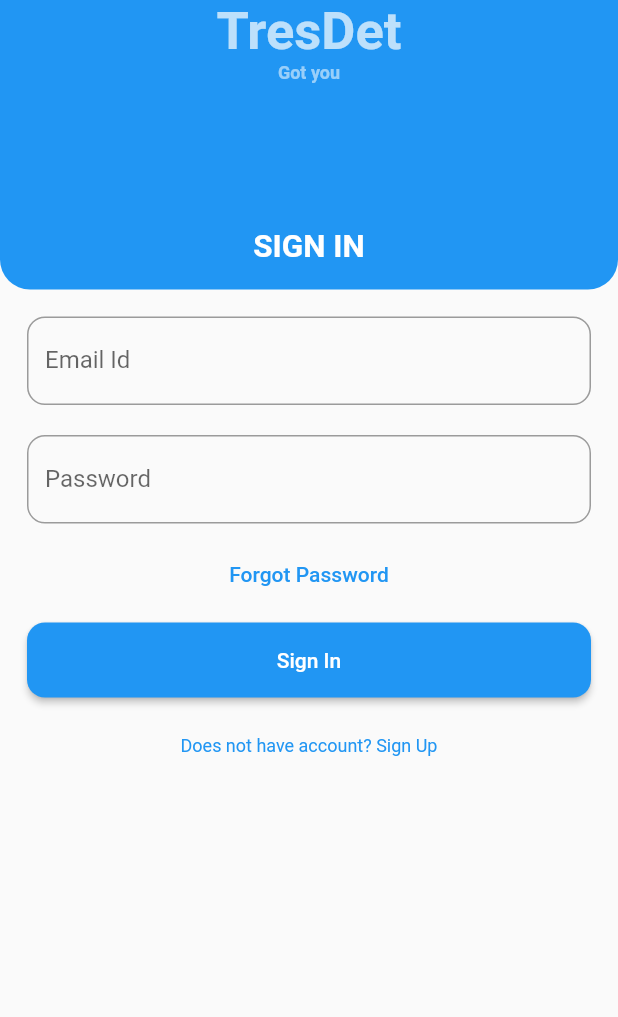
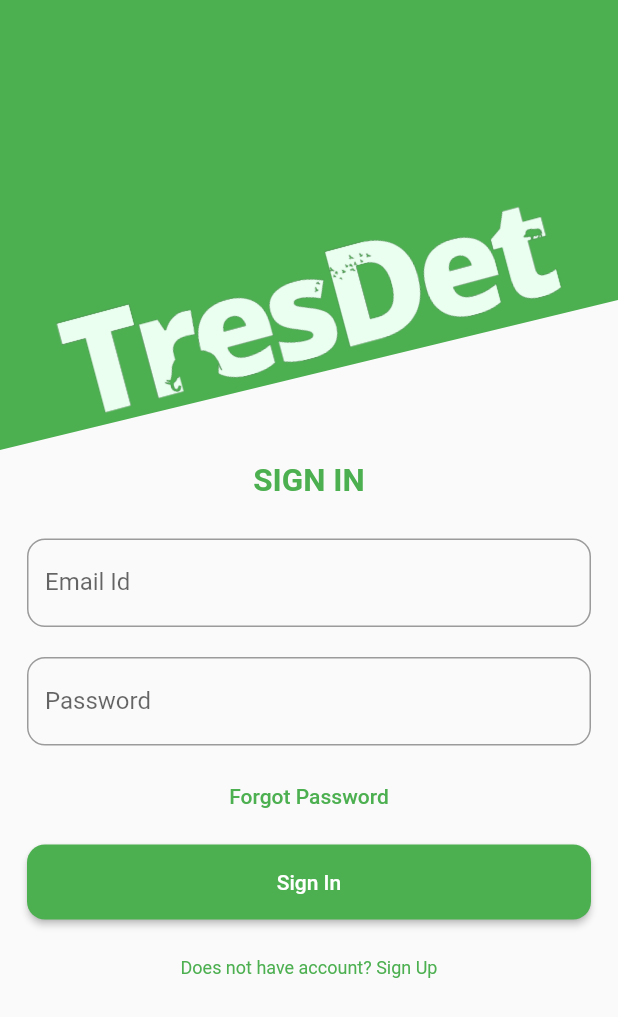
Before and after one commit to abkap/TresDetApp, a Flutter app: the screen it shows after launch, on a phone screen of 412 x 824 dp. Shown: the top 1017 px of the screen. Run offline on Flutter 3.47's test engine with Material 2 defaults, Android fonts, the phone set to English and light mode, and no system bars; our stand-ins replace firebase_auth, firebase_core; accounts and stored records are empty.

Commit message:
modified signin - up page  with logo and design

```diff
--- a/lib/authentication/signin_page.dart
+++ b/lib/authentication/signin_page.dart
@@ -1,8 +1,6 @@
 import 'package:flutter/material.dart';
 import 'package:tres_det/authentication/authentication_services.dart';
-
-const appName = "TresDet";
-const appTagLine = "Got you";
+import 'dart:math' as math;
 
 class SignInPage extends StatefulWidget {
   const SignInPage({Key? key}) : super(key: key);
@@ -36,54 +34,38 @@ class _State extends State<SignInPage> {
     }
 
     return Scaffold(
-      appBar: AppBar(
-        title: Column(
-          children: const [
-            Text(
-              appName,
-              style: TextStyle(
-                color: Colors.white70,
-                fontSize: 35,
-                fontWeight: FontWeight.bold,
+      body: ListView(
+        padding: EdgeInsets.zero,
+        children: <Widget>[
+          Stack(
+            children: [
+              ClipPath(
+                clipper: MyClipper(),
+                child: Container(
+                  color: Colors.green,
+                  height: 300.0,
+                  width: double.infinity,
+                  child: null,
                 ),
               ),
-            Text(
-              appTagLine,
-              style: TextStyle(
-                color: Colors.white54,
-                fontSize: 12,
-                fontWeight: FontWeight.bold,
+              Positioned(
+                width: MediaQuery.of(context).size.width,
+                bottom: 10,
+                child: Transform.rotate(
+                  angle: -(math.pi / 180) * 15,
+                  child: Image(
+                    image: AssetImage('assets/images/logo.png'),
+                  ),
                 ),
               ),
             ],
           ),
-        automaticallyImplyLeading: false,
-        backgroundColor: Colors.blue,
-        elevation: 0,
-        centerTitle: true,
-      ),
-      body: Form(
+          Form(
             key: _formkey,
-        child: ListView(
-          children: <Widget>[
-            Container(
-              padding: const EdgeInsets.all(8),
-              decoration: const BoxDecoration(
-                  color: Colors.blue,
-                  borderRadius:
-                      BorderRadius.vertical(bottom: Radius.circular(20))),
-              child: SafeArea(
             child: Column(children: [
-                  Padding(
-                    padding: EdgeInsets.fromLTRB(0, 15, 0, 65),
-                    child: SizedBox(
-                        // child: Image.asset(
-                        //   'assets/images/food_image_login_screen.png',
-                        //   color: Colors.white30,
-                        //   height: 150,
+              // Padding(
+              //   padding: EdgeInsets.fromLTRB(0, 15, 0, 65),
               // ),
-                        ),
-                  ),
               Padding(
                 padding: const EdgeInsets.all(8.0),
                 child: Text(
@@ -91,12 +73,11 @@ class _State extends State<SignInPage> {
                   textAlign: TextAlign.center,
                   style: const TextStyle(
                       fontSize: 21,
-                          color: Colors.white,
+                      color: Colors.green,
                       fontWeight: FontWeight.w600),
                 ),
               ),
             ]),
-              ),
           ),
           Padding(
             padding: const EdgeInsets.all(8.0),
@@ -173,7 +154,12 @@ class _State extends State<SignInPage> {
                 ),
                 !_isSignUp
                     ? TextButton(
-                          child: Text('Forgot Password'),
+                        child: Text(
+                          'Forgot Password',
+                          style: TextStyle(
+                            color: Colors.green,
+                          ),
+                        ),
                         onPressed: () {
                           //forgot password screen
                         },
@@ -183,8 +169,8 @@ class _State extends State<SignInPage> {
                     ? SizedBox(
                         child: Text(
                           errorMessage,
-                            style: const TextStyle(
-                                color: Colors.red, fontSize: 12),
+                          style:
+                              const TextStyle(color: Colors.red, fontSize: 12),
                         ),
                       )
                     : Container(),
@@ -196,6 +182,8 @@ class _State extends State<SignInPage> {
                     padding: const EdgeInsets.fromLTRB(10, 0, 10, 0),
                     child: ElevatedButton(
                       style: ButtonStyle(
+                        backgroundColor:
+                            MaterialStateProperty.all(Colors.green),
                         shape: MaterialStateProperty.all(
                           const RoundedRectangleBorder(
                             borderRadius: BorderRadius.all(
@@ -222,6 +210,7 @@ class _State extends State<SignInPage> {
                       },
                       child: Text(
                         _isSignUp ? 'Sign Up' : 'Sign In',
+                        style: TextStyle(color: Colors.white),
                       ),
                     ),
                   ),
@@ -234,6 +223,7 @@ class _State extends State<SignInPage> {
                             ? 'Already have account? Sign In'
                             : 'Does not have account? Sign Up',
                         style: const TextStyle(
+                          color: Colors.green,
                           fontWeight: FontWeight.normal,
                           fontSize: 12,
                         ),
@@ -254,7 +244,31 @@ class _State extends State<SignInPage> {
           )
         ],
       ),
-      ),
     );
   }
 }
+
+class MyClipper extends CustomClipper<Path> {
+  @override
+  Path getClip(Size size) {
+    print(size.width.toString() + " - " + size.height.toString());
+    Path path = Path();
+
+    path.addPolygon([
+      // Offset(0, size.height / 2),
+      // Offset(size.width / 2, 0),
+      // Offset(size.width, size.height / 2),
+      // Offset(size.width / 2, size.height)
+      Offset(0, 0),
+      Offset(size.width, 0),
+      Offset(size.width, 200),
+      Offset(0, 300)
+    ], true);
+    return path;
+  }
+
+  @override
+  bool shouldReclip(covariant CustomClipper<Path> oldClipper) {
+    return false;
+  }
+}
--- a/lib/main.dart
+++ b/lib/main.dart
@@ -21,9 +21,7 @@ class MyApp extends StatelessWidget {
   Widget build(BuildContext context) {
     return MaterialApp(
       title: 'TreDet - An intruder detection system',
-      theme: ThemeData(
-        primarySwatch: Colors.blue,
-      ),
+      theme: ThemeData(primarySwatch: Colors.green),
       initialRoute: 'signin_screen',
       routes: {
         "signin_page": (context) => SignInPage(),
--- a/lib/screens/detection_action_screen.dart
+++ b/lib/screens/detection_action_screen.dart
@@ -14,7 +14,7 @@ class HomePage extends StatelessWidget {
         drawer: Drawer(
           child: SafeArea(
             child: Container(
-              color: Colors.orange,
+              color: Colors.white,
               child: TextButton(
                 child: Text("signout"),
                 onPressed: () async {
```
Also changed, not shown: pubspec.yaml (+4 -7 lines), assets/images/logo.png (added). Lines whose indentation alone changed are shown as unchanged.
